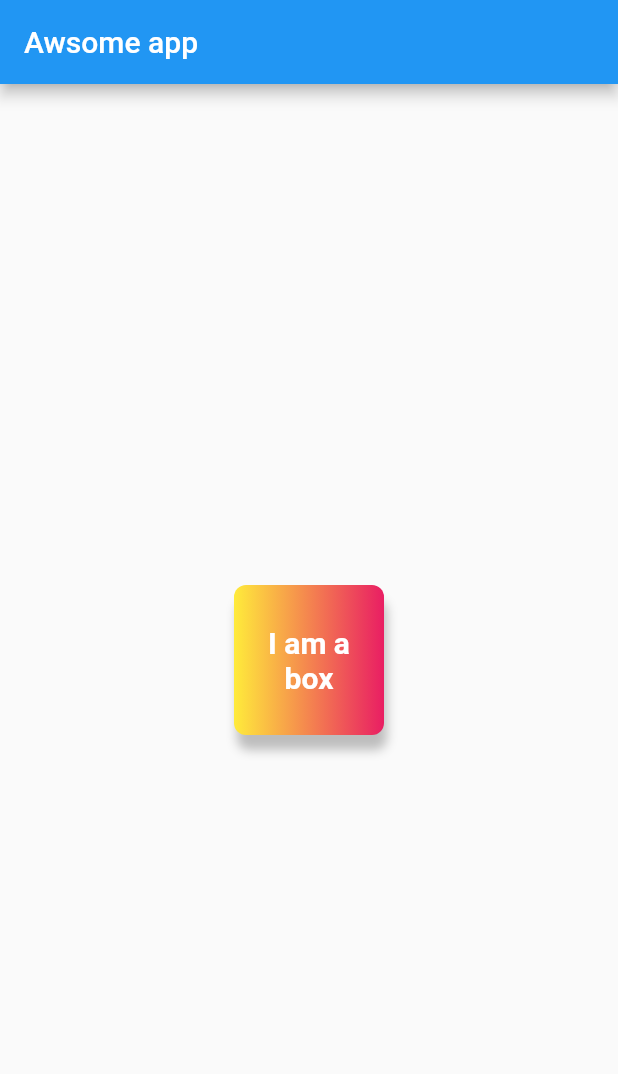
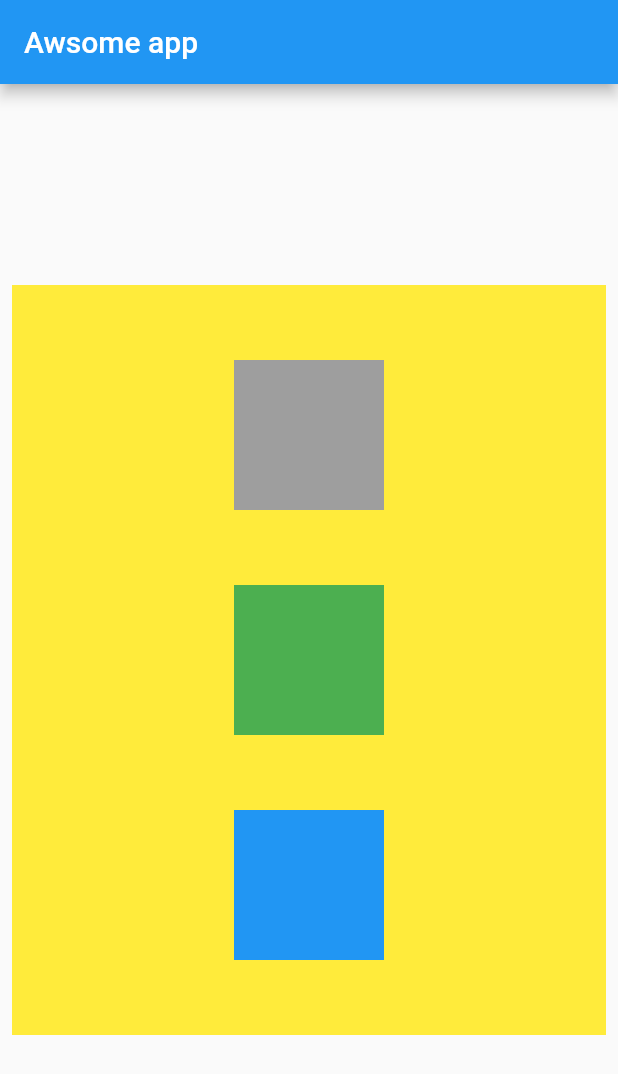
Before and after one commit to dpk06/flutterFirst, a Flutter app: the screen it shows after launch, on a phone screen of 412 x 824 dp. Shown: the top 1074 px of the screen. Run offline on Flutter 3.47's test engine with Material 2 defaults, Android fonts, the phone set to English and light mode, and no system bars.

Commit message:
Chap 2 completed

```diff
--- a/lib/main.dart
+++ b/lib/main.dart
@@ -17,31 +17,40 @@ class Homepage extends StatelessWidget {
         appBar: AppBar(
           title: Text("Awsome app"),
         ),
-      body: Center(
+        body: Padding(
+          padding: const EdgeInsets.all(8.0),
+          child: Align(
+            alignment: Alignment.center,
             child: Container(
+              width: 400,
+              height: 500,
+              color: Colors.yellow,
+              child: Column(
+                mainAxisAlignment: MainAxisAlignment.spaceEvenly,
+                crossAxisAlignment: CrossAxisAlignment.center,
+                children: [
+                  Container(
                     padding: const EdgeInsets.all(8),
                     alignment: Alignment.center,
                     width: 100,
                     height: 100,
-          decoration: BoxDecoration(
-            borderRadius: BorderRadius.circular(8),
-            boxShadow: [
-                BoxShadow(
-                color: Colors.grey[400],
-                blurRadius: 5,
-                offset: Offset(2.0, 10.0 )
+                    color: Colors.grey,
+                  ),
+                  Container(
+                    padding: const EdgeInsets.all(8),
+                    alignment: Alignment.center,
+                    width: 100,
+                    height: 100,
+                    color: Colors.green,
+                  ),
+                  Container(
+                    padding: const EdgeInsets.all(8),
+                    alignment: Alignment.center,
+                    width: 100,
+                    height: 100,
+                    color: Colors.blue ,
                   )
                 ],
-            color: Colors.teal,
-            gradient: LinearGradient(colors: [Colors.yellow, Colors.pink ])
-          ),
-          child: Text(
-              "I am a box",
-            textAlign: TextAlign.center,
-            style: TextStyle(
-              color: Colors.white,
-               fontWeight: FontWeight.bold,
-              fontSize: 20,
               ),
             ),
           ),
```
Lines whose indentation alone changed are shown as unchanged.
